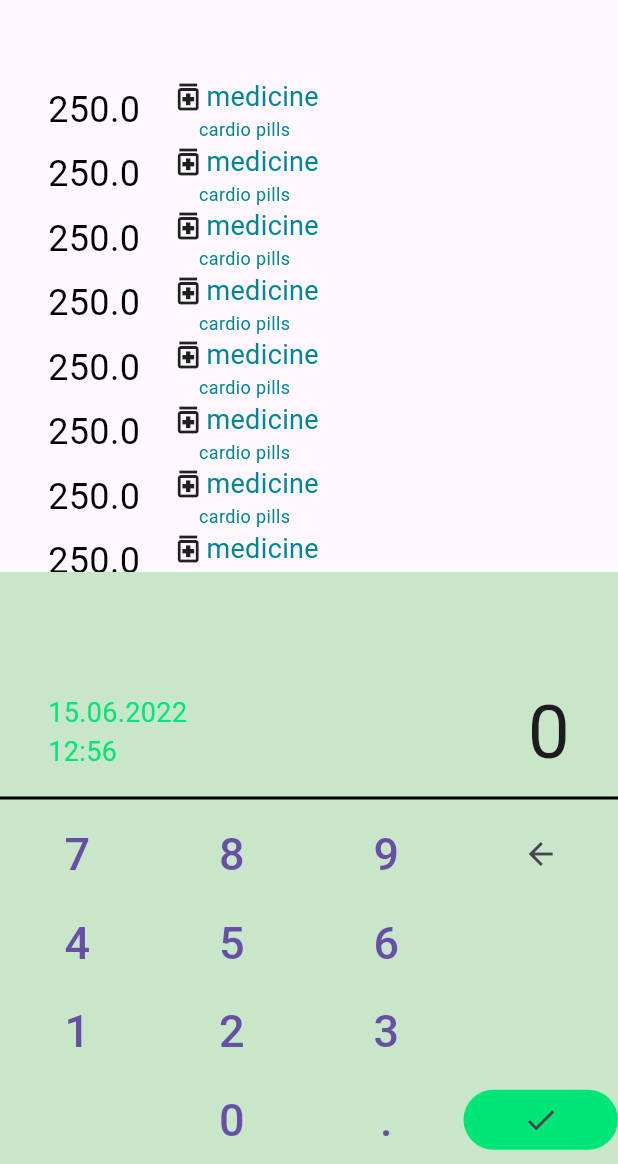
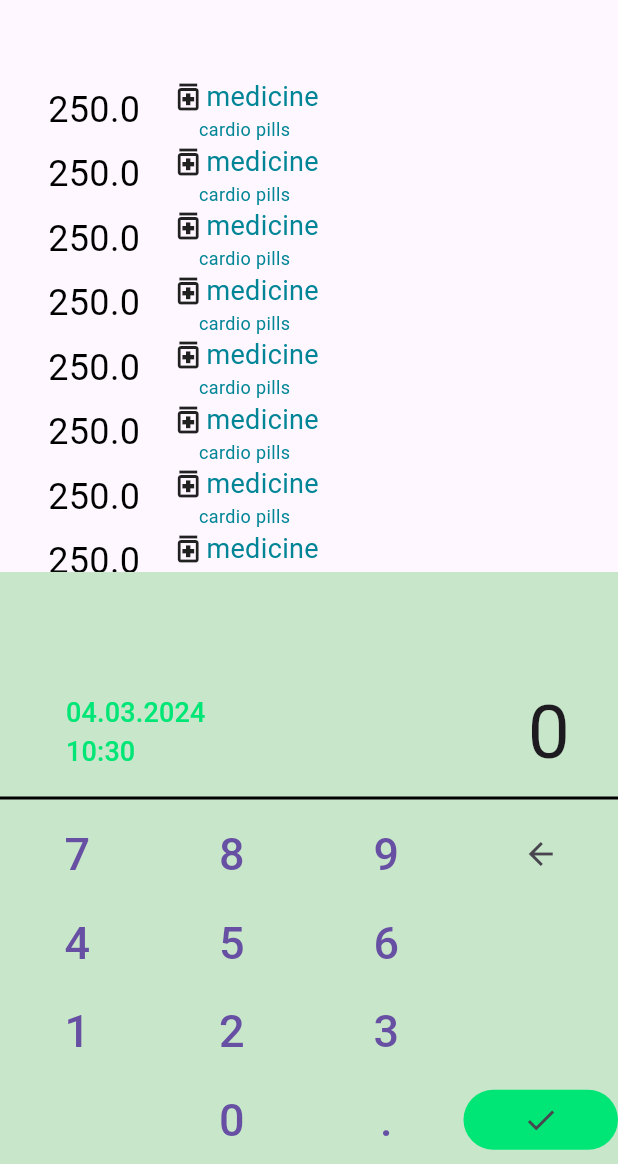
Before and after one commit to iSVDi/expenso, a Flutter app: the screen it shows after launch, after a tap on the "arrow back" icon, on a phone screen of 412 x 824 dp, the part 72-1236 px from its top. Run offline on Flutter 3.47's test engine with Material 3 defaults, Android fonts, the phone set to English and light mode, and no system bars.

Commit message:
implemented dateTimePicker

```diff
--- /dev/null
+++ b/lib/extensions/dateTime.dart
@@ -0,0 +1,26 @@
+import "package:flutter/material.dart";
+import "package:intl/intl.dart";
+
+extension ConvenienceDateTime on DateTime {
+  String get formattedDate {
+    var formater = NumberFormat("00");
+    var fDay = formater.format(day);
+    var fMonth = formater.format(month);
+    return "$fDay.$fMonth.$year";
+  }
+
+  String get formattedTime {
+    var formater = NumberFormat("00");
+    var fHour = formater.format(hour);
+    var fMinute = formater.format(minute);
+    return "$fHour:$fMinute";
+  }
+
+  DateTime fromDateTime(DateTime old) {
+    return DateTime(old.year, old.month, old.day, hour, minute);
+  }
+
+  DateTime updateTime(TimeOfDay time) {
+    return DateTime(year, month, day, time.hour, time.minute);
+  }
+}
--- a/lib/modules/main/views/numericKeyboard/onScreenNumericKeyboard.dart
+++ b/lib/modules/main/views/numericKeyboard/onScreenNumericKeyboard.dart
@@ -1,5 +1,7 @@
+import 'package:expenso/extensions/dateTime.dart';
 import 'package:flutter/material.dart';
 import "numericButton.dart";
+import 'dateTimePicker.dart';
 import 'package:expenso/modules/main/helpers/amountStringUpdater.dart';
 
 enum NumericKeyboardButtonType {
@@ -25,7 +27,7 @@ enum NumericKeyboardButtonType {
 class OnScreenNumericKeyboard extends StatefulWidget {
   final Size size;
 
-  OnScreenNumericKeyboard({
+  const OnScreenNumericKeyboard({
     Key? key,
     required this.size,
   }) : super(key: key);
@@ -37,14 +39,15 @@ class OnScreenNumericKeyboard extends StatefulWidget {
 class _OnScreenNumericKeyboard extends State<OnScreenNumericKeyboard> {
   late Text amountLabel = _getAmountLabel("0");
   final AmountStringUpdater amountStringUpdator = AmountStringUpdater();
+  DateTime date = DateTime.now();
 
   @override
   Widget build(BuildContext context) {
     return Container(
       color: Colors.green[100],
-      child: _getKeyboard(),
       height: widget.size.height,
       width: widget.size.width,
+      child: _getKeyboard(),
     );
   }
 
@@ -59,15 +62,33 @@ class _OnScreenNumericKeyboard extends State<OnScreenNumericKeyboard> {
     ]);
   }
 
+  Future _handleNewDateTime() async {
+    showDialog(
+        context: context,
+        builder: (BuildContext context) => DateTimePicker(
+              selectedDate: date,
+              callback: (date) {
+                if (date != null) {
+                  setState(() {
+                    this.date = date;
+                  });
+                }
+                Navigator.pop(context);
+              },
+            ));
+  }
+
   Widget _getKeyboardHeader() {
-    var dateLabel = Text(
-      "15.06.2022\n12:56",
-      style: TextStyle(color: Colors.greenAccent[400], fontSize: 18),
-    );
+    var datePickerButton = TextButton(
+        onPressed: () {
+          _handleNewDateTime();
+        },
+        child: Text("${date.formattedDate}\n${date.formattedTime}",
+            style: TextStyle(color: Colors.greenAccent[400], fontSize: 18)));
 
     var header = Row(
         mainAxisAlignment: MainAxisAlignment.spaceBetween,
-        children: [dateLabel, amountLabel]);
+        children: [datePickerButton, amountLabel]);
     return Container(
         padding: const EdgeInsets.only(left: 32, right: 32), child: header);
   }
@@ -136,7 +157,7 @@ class _OnScreenNumericKeyboard extends State<OnScreenNumericKeyboard> {
         onPressed: () {
           _buttonHandler(NumericKeyboardButtonType.delete);
         },
-        icon: Icon(Icons.arrow_back));
+        icon: const Icon(Icons.arrow_back));
   }
 
   IconButton _getDoneButton() {
@@ -144,7 +165,7 @@ class _OnScreenNumericKeyboard extends State<OnScreenNumericKeyboard> {
         onPressed: () {
           _buttonHandler(NumericKeyboardButtonType.done);
         },
-        icon: Icon(Icons.done),
+        icon: const Icon(Icons.done),
         style: ButtonStyle(
             backgroundColor:
                 MaterialStateProperty.all(Colors.greenAccent[400])));
@@ -163,10 +184,9 @@ class _OnScreenNumericKeyboard extends State<OnScreenNumericKeyboard> {
   }
 
   Text _getAmountLabel(String title) {
-    var a = "57,";
     return Text(
       title,
-      style: TextStyle(fontSize: 50),
+      style: const TextStyle(fontSize: 50),
     );
   }
 }
--- a/lib/modules/main/views/transactionCell.dart
+++ b/lib/modules/main/views/transactionCell.dart
@@ -3,7 +3,7 @@ import 'package:flutter/material.dart';
 
 import 'package:expenso/extensions/appColors.dart';
 
-//? Need add id?
+// TODO implement ID
 class Category {
   final Icon icon;
   final String title;
@@ -15,10 +15,12 @@ class Category {
 
 // TODO remove
   static Category getStamp() {
-    return Category(icon: Icon(Icons.medication_outlined), title: "medicine");
+    return Category(
+        icon: const Icon(Icons.medication_outlined), title: "medicine");
   }
 }
 
+// TODO implement ID
 class Transaction {
   final DateTime date;
   final String comment;
@@ -50,6 +52,7 @@ class Transaction {
 
 class TransactionCell extends StatelessWidget {
   final Transaction transaction;
+
   const TransactionCell({Key? key, required this.transaction})
       : super(key: key);
 
@@ -61,17 +64,18 @@ class TransactionCell extends StatelessWidget {
   Row _getCell() {
     var priceLabel = _getLabel(transaction.amount.toString(), Colors.black, 24);
     var transactionContainer = Container(
-        padding: EdgeInsets.only(left: 20),
+      padding: const EdgeInsets.only(left: 20),
       child: Column(mainAxisAlignment: MainAxisAlignment.start, children: [
         Row(children: [
          transaction.category.icon,
          _getLabel(transaction.category.title, AppColors.appGreen, 18)
         ]),
         _getLabel(transaction.comment, AppColors.appGreen, 12)
-        ]));
-
+      ]),
+    );
     return Row(children: [priceLabel, transactionContainer]);
   }
+
 
   Text _getLabel(String title, Color titleColor, double fontSize) {
     return Text(title, style: TextStyle(fontSize: fontSize, color: titleColor));
--- a/pubspec.yaml
+++ b/pubspec.yaml
@@ -9,6 +9,7 @@ environment:
 dependencies:
   flutter:
     sdk: flutter
+  intl: ^0.19.0
 
 dev_dependencies:
   flutter_test:
```
Also changed, not shown: lib/modules/main/views/numericKeyboard/dateTimePicker.dart (added, +90 -0 lines), pubspec.lock. Lines whose indentation alone changed are shown as unchanged.
